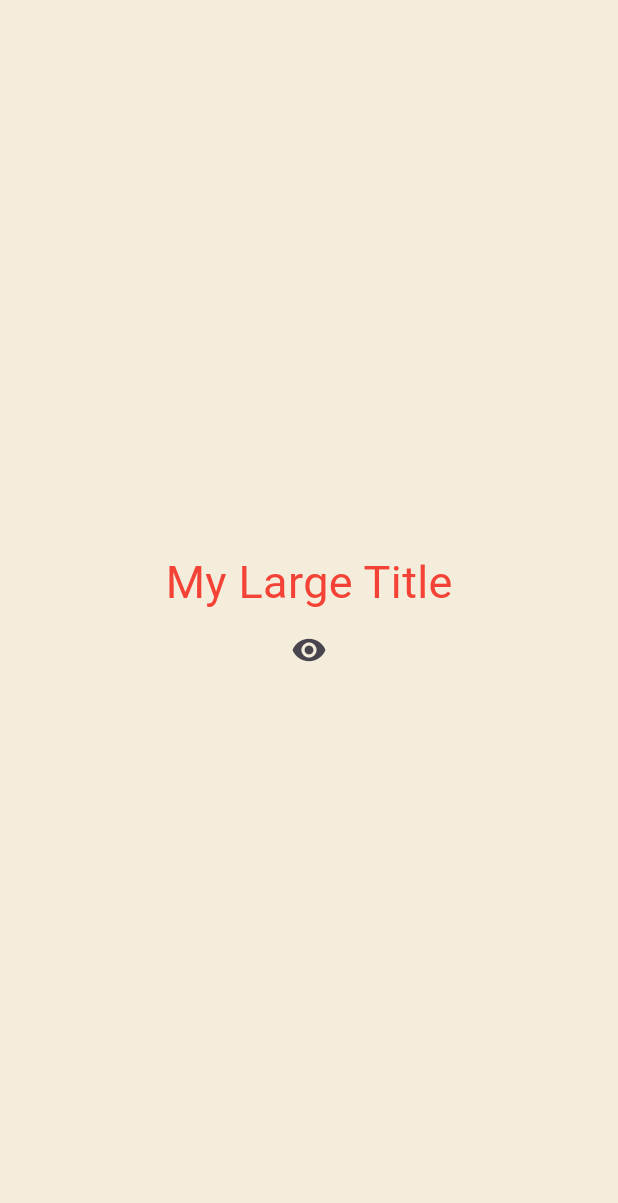
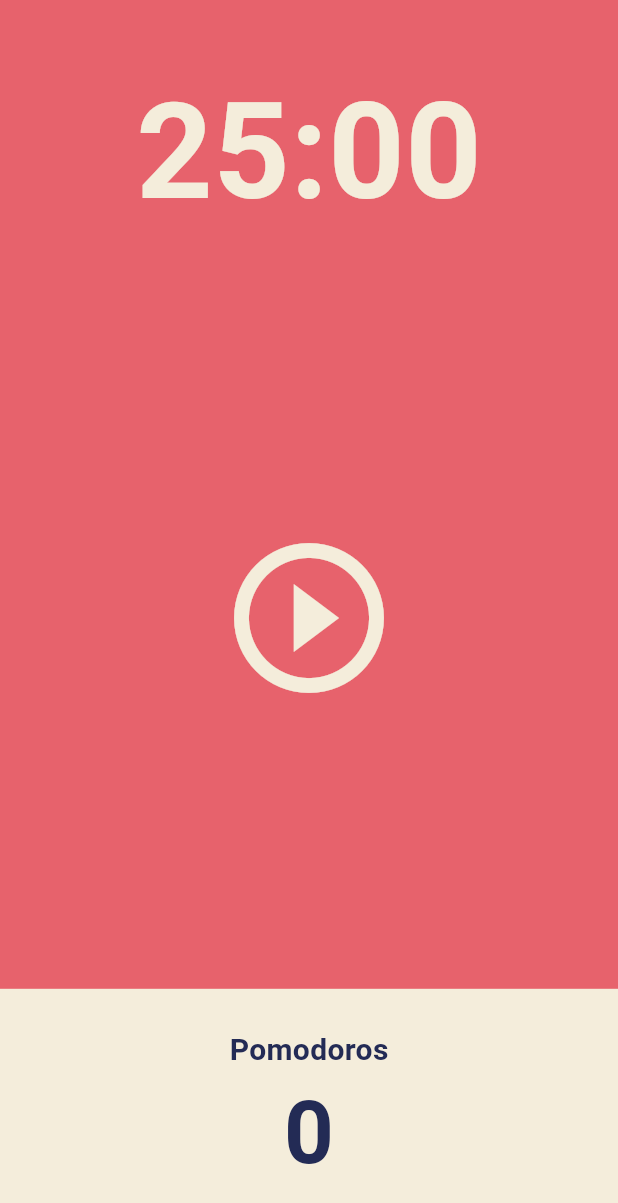
Before and after one commit to kuuneeee/flutter_prac, a Flutter app: the screen it shows after launch, on a phone screen of 412 x 824 dp. Shown: the top 1203 px of the screen. Run offline on Flutter 3.47's test engine with Material 3 defaults, Android fonts, the phone set to English and light mode, and no system bars.

Commit message:
UI challenge-v11 Pomodoros App

```diff
--- a/flutoon/fluttoon/lib/main.dart
+++ b/flutoon/fluttoon/lib/main.dart
@@ -1,135 +1,30 @@
 import 'package:flutter/material.dart';
+import 'package:fluttoon/screens/home_screen.dart';
 
 void main() {
   runApp(const App());
 }
 
-// 지금까지는 stateless widget을 사용했음
-// stateless와 stateful은 state를 가지냐 아니냐임
-// 상태에 따라 변하게 될 데이터를 생각해보면 됨
-// stateless는 그저 UI를 보여주는 것이고, stateful은 변화하는 데이터를 반영해서 UI에 띄우는 거
-
-// StatefullWidget은 두 파트로 이루어짐
-// 1. 상태가 없는 위젯 그 자체
-// 2. 위젯의 상태(state)로, 위젯에 들어갈 데이터와 UI를 넣는 부분
-
-class App extends StatefulWidget {
-  // 파트 1. 상태가 없는 위젯 그 자체
+class App extends StatelessWidget {
   const App({super.key});
-
-  @override
-  State<App> createState() => _AppState(); // state 하나를 가지고 있음
-}
-
-class _AppState extends State<App> {
-  // 파트 2. UI를 구축하는 곳
-  // state의 데이터를 고치면 UI는 새로고침되면서 최신 데이터를 보여줌
-  // StatefulWidget의 데이터는 단지 클래스 프로퍼티일 뿐 -> 단순한 Dart 클래스 프로퍼티
-
-  // List<int> numbers = [];
-
-  // void onClicked() {
-  //   // 버튼 클릭할 때 실행되는 함수
-  //   setState(() {
-  //     // State 클래스에게 데이터가 변경되었다고 알리는 함수
-  //     // setState는 기본적으로 이 메서드(onClicked)를 한번 더 호출 하는 거 -> 부분만 새로 업데이트하는 것도 되나??
-  //     // 이 안에다가 함수를 넣지 않아도 작동함 -> 메서드 안에 존재하기만 하면 됨
-  //     numbers.add(numbers.length);
-  //   });
-  // }
-
-  bool showTitle = true;
-
-  void toggleTitle() {
-    setState(() {
-      showTitle = !showTitle;
-    });
-  }
 
   @override
   Widget build(BuildContext context) {
     return MaterialApp(
       theme: ThemeData(
-        // theme은 전체적인 앱의 테마를 정함
-        // 지금까지는 하나하나 색상, 크기 등을 정해줬지만 -> 여기서 한번에 적용할 수 있음
+        // 테마 지정
+        colorScheme: ColorScheme.fromSwatch(
+          // 최신 버전에서 backgroundColor를 대체함
+          backgroundColor: const Color(0xFFE7626C),
+        ),
         textTheme: const TextTheme(
-          titleLarge: TextStyle(
-            color: Colors.red,
+          displayLarge: TextStyle(
+            color: Color(0xFF232B55),
           ),
         ),
+        cardColor: const Color(0xFFF4EDDB),
       ),
-      home: Scaffold(
-        backgroundColor: const Color(0xFFF4EDDB),
-        // 배경색 -> 0xFF 쓰고 컬러코드 or Color.fromARGB(Bright, R,G,B), Color.fromRGBO(R,G,B,Opacity)
-        body: Center(
-          child: Column(
-            mainAxisAlignment: MainAxisAlignment.center,
-            children: [
-              showTitle ? const MyLargeTitle() : const Text('Nothing'),
-              // MylargeTitle이라는 위젯이 위젯트리에서 삭제되거나 추가되어 실행되거나 할때 dispose 메서드가 실행됨
-              IconButton(
-                onPressed: toggleTitle,
-                icon: const Icon(
-                  Icons.remove_red_eye,
-                ),
-              ),
-            ],
-          ),
-        ),
-      ),
+      home: const HomeScreen(),
     );
   }
 }
-
-class MyLargeTitle extends StatefulWidget {
-  const MyLargeTitle({
-    super.key,
-  });
-
-  @override
-  State<MyLargeTitle> createState() => _MyLargeTitleState();
-}
-
-class _MyLargeTitleState extends State<MyLargeTitle> {
-  @override
-  void initState() {
-    // 상태(state)를 초기화하기 위한 메서드
-    // 보통은 프러퍼티를 그냥 초기화하면 됨
-    // 가끔 부모요소에 의존하는 데이터를 초기화해야 하는 경우가 있음 -> 데이터를 초기화하기 위해 context를 사용하게 될 것
-    // 종종 API에서 업데이트를 구독하고 싶을 때가 있을 것
-    // 이럴 때 사용
-
-    // 중요한 점은 initState가 항상 build 메서드보다 먼저 호출되어야 한다는 점
-    // 또, initState 메서드는 오직 단 한번만 호출됨
-    super.initState();
-    print("initState!");
-  }
-
-  @override
-  void dispose() {
-    // 위젯이 스크린에서 제거될 때 호출되는 메서드
-    // API 업데이트나 이벤트 리스터로부터 구독을 취소하거나 form의 리스너로부터 벗어나고 싶을 때 사용할 수 있음
-    // 즉, 무언가를 취소하는 거
-    super.dispose();
-    print('dispose!');
-  }
-
-  @override
-  Widget build(BuildContext context) {
-    // App에서 정한 theme을 적용하려면 context를 사용해야 함
-    // 위젯 트리 상 App은 root고 MyLargeTitle는 엄청 밑에 child임
-    // context는 MyLargeTitle의 parent들의 모든 정보를 담고 있음
-
-    print('build!');
-
-    return Text(
-      "My Large Title",
-      style: TextStyle(
-        fontSize: 30,
-        color: Theme.of(context).textTheme.titleLarge?.color,
-        // The property 'color' can't be unconditionally accessed because the receiver can be 'null'. -> 테마로 정한 color가 null 값이 될 수 있으므로 에러
-        // Invalid constant value. -> const는 안된대 -> 삭제
-      ),
-    );
-  }
-}
--- /dev/null
+++ b/flutoon/fluttoon/lib/main_stateful.dart
@@ -0,0 +1,135 @@
+import 'package:flutter/material.dart';
+
+void main() {
+  runApp(const App());
+}
+
+// 지금까지는 stateless widget을 사용했음
+// stateless와 stateful은 state를 가지냐 아니냐임
+// 상태에 따라 변하게 될 데이터를 생각해보면 됨
+// stateless는 그저 UI를 보여주는 것이고, stateful은 변화하는 데이터를 반영해서 UI에 띄우는 거
+
+// StatefullWidget은 두 파트로 이루어짐
+// 1. 상태가 없는 위젯 그 자체
+// 2. 위젯의 상태(state)로, 위젯에 들어갈 데이터와 UI를 넣는 부분
+
+class App extends StatefulWidget {
+  // 파트 1. 상태가 없는 위젯 그 자체
+  const App({super.key});
+
+  @override
+  State<App> createState() => _AppState(); // state 하나를 가지고 있음
+}
+
+class _AppState extends State<App> {
+  // 파트 2. UI를 구축하는 곳
+  // state의 데이터를 고치면 UI는 새로고침되면서 최신 데이터를 보여줌
+  // StatefulWidget의 데이터는 단지 클래스 프로퍼티일 뿐 -> 단순한 Dart 클래스 프로퍼티
+
+  // List<int> numbers = [];
+
+  // void onClicked() {
+  //   // 버튼 클릭할 때 실행되는 함수
+  //   setState(() {
+  //     // State 클래스에게 데이터가 변경되었다고 알리는 함수
+  //     // setState는 기본적으로 이 메서드(onClicked)를 한번 더 호출 하는 거 -> 부분만 새로 업데이트하는 것도 되나??
+  //     // 이 안에다가 함수를 넣지 않아도 작동함 -> 메서드 안에 존재하기만 하면 됨
+  //     numbers.add(numbers.length);
+  //   });
+  // }
+
+  bool showTitle = true;
+
+  void toggleTitle() {
+    setState(() {
+      showTitle = !showTitle;
+    });
+  }
+
+  @override
+  Widget build(BuildContext context) {
+    return MaterialApp(
+      theme: ThemeData(
+        // theme은 전체적인 앱의 테마를 정함
+        // 지금까지는 하나하나 색상, 크기 등을 정해줬지만 -> 여기서 한번에 적용할 수 있음
+        textTheme: const TextTheme(
+          titleLarge: TextStyle(
+            color: Colors.red,
+          ),
+        ),
+      ),
+      home: Scaffold(
+        backgroundColor: const Color(0xFFF4EDDB),
+        // 배경색 -> 0xFF 쓰고 컬러코드 or Color.fromARGB(Bright, R,G,B), Color.fromRGBO(R,G,B,Opacity)
+        body: Center(
+          child: Column(
+            mainAxisAlignment: MainAxisAlignment.center,
+            children: [
+              showTitle ? const MyLargeTitle() : const Text('Nothing'),
+              // MylargeTitle이라는 위젯이 위젯트리에서 삭제되거나 추가되어 실행되거나 할때 dispose 메서드가 실행됨
+              IconButton(
+                onPressed: toggleTitle,
+                icon: const Icon(
+                  Icons.remove_red_eye,
+                ),
+              ),
+            ],
+          ),
+        ),
+      ),
+    );
+  }
+}
+
+class MyLargeTitle extends StatefulWidget {
+  const MyLargeTitle({
+    super.key,
+  });
+
+  @override
+  State<MyLargeTitle> createState() => _MyLargeTitleState();
+}
+
+class _MyLargeTitleState extends State<MyLargeTitle> {
+  @override
+  void initState() {
+    // 상태(state)를 초기화하기 위한 메서드
+    // 보통은 프러퍼티를 그냥 초기화하면 됨
+    // 가끔 부모요소에 의존하는 데이터를 초기화해야 하는 경우가 있음 -> 데이터를 초기화하기 위해 context를 사용하게 될 것
+    // 종종 API에서 업데이트를 구독하고 싶을 때가 있을 것
+    // 이럴 때 사용
+
+    // 중요한 점은 initState가 항상 build 메서드보다 먼저 호출되어야 한다는 점
+    // 또, initState 메서드는 오직 단 한번만 호출됨
+    super.initState();
+    print("initState!");
+  }
+
+  @override
+  void dispose() {
+    // 위젯이 스크린에서 제거될 때 호출되는 메서드
+    // API 업데이트나 이벤트 리스터로부터 구독을 취소하거나 form의 리스너로부터 벗어나고 싶을 때 사용할 수 있음
+    // 즉, 무언가를 취소하는 거
+    super.dispose();
+    print('dispose!');
+  }
+
+  @override
+  Widget build(BuildContext context) {
+    // App에서 정한 theme을 적용하려면 context를 사용해야 함
+    // 위젯 트리 상 App은 root고 MyLargeTitle는 엄청 밑에 child임
+    // context는 MyLargeTitle의 parent들의 모든 정보를 담고 있음
+
+    print('build!');
+
+    return Text(
+      "My Large Title",
+      style: TextStyle(
+        fontSize: 30,
+        color: Theme.of(context).textTheme.titleLarge?.color,
+        // The property 'color' can't be unconditionally accessed because the receiver can be 'null'. -> 테마로 정한 color가 null 값이 될 수 있으므로 에러
+        // Invalid constant value. -> const는 안된대 -> 삭제
+      ),
+    );
+  }
+}
--- /dev/null
+++ b/flutoon/fluttoon/lib/screens/home_screen.dart
@@ -0,0 +1,92 @@
+import 'package:flutter/cupertino.dart';
+import 'package:flutter/material.dart';
+import 'package:flutter/widgets.dart';
+
+class HomeScreen extends StatefulWidget {
+  const HomeScreen({super.key});
+
+  @override
+  State<HomeScreen> createState() => _HomeScreenState();
+}
+
+class _HomeScreenState extends State<HomeScreen> {
+  @override
+  Widget build(BuildContext context) {
+    return Scaffold(
+      backgroundColor: Theme.of(context).colorScheme.background,
+      body: Column(
+        children: [
+          Flexible(
+            // 하드 코딩되는 값을 만들게 해줌
+            // 딱 정해져 있는 값이 아니라 UI를 비율에 기반해서 더 유연하게 만들 수 있게 해줌
+            flex: 1, // Flexible의 비율 -> 서로 간의 크기를 비교해서 얼마나 커야 하는지
+            child: Container(
+              alignment: Alignment.bottomCenter,
+              child: Text(
+                '25:00',
+                style: TextStyle(
+                  color: Theme.of(context).cardColor,
+                  fontSize: 89,
+                  fontWeight: FontWeight.w600,
+                ),
+              ),
+            ),
+          ),
+          Flexible(
+            flex: 3,
+            child: Container(
+              child: Center(
+                child: IconButton(
+                  onPressed: () {}, // () {} 는 아무것도 안하는 함수
+                  color: Theme.of(context).cardColor,
+                  iconSize: 120,
+                  icon: const Icon(
+                    Icons.play_circle_outline,
+                  ),
+                ),
+              ),
+            ),
+          ),
+          Flexible(
+            flex: 1,
+            child: Row(
+              children: [
+                Expanded(
+                  // 화면 끝까지 Row를 확장하는 위젯
+                  child: Container(
+                    decoration: BoxDecoration(
+                      color: Theme.of(context).cardColor,
+                    ),
+                    child: Column(
+                      mainAxisAlignment: MainAxisAlignment.center,
+                      children: [
+                        Text(
+                          'Pomodoros',
+                          style: TextStyle(
+                            fontSize: 20,
+                            fontWeight: FontWeight.w600,
+                            color:
+                                Theme.of(context).textTheme.displayLarge?.color,
+                          ),
+                        ),
+                        Text(
+                          '0',
+                          style: TextStyle(
+                            fontSize: 58,
+                            fontWeight: FontWeight.w600,
+                            color:
+                                Theme.of(context).textTheme.displayLarge?.color,
+                          ),
+                        ),
+                      ],
+                    ),
+                  ),
+                ),
+              ],
+            ),
+          ),
+        ],
+      ),
+    );
+  }
+}
```
